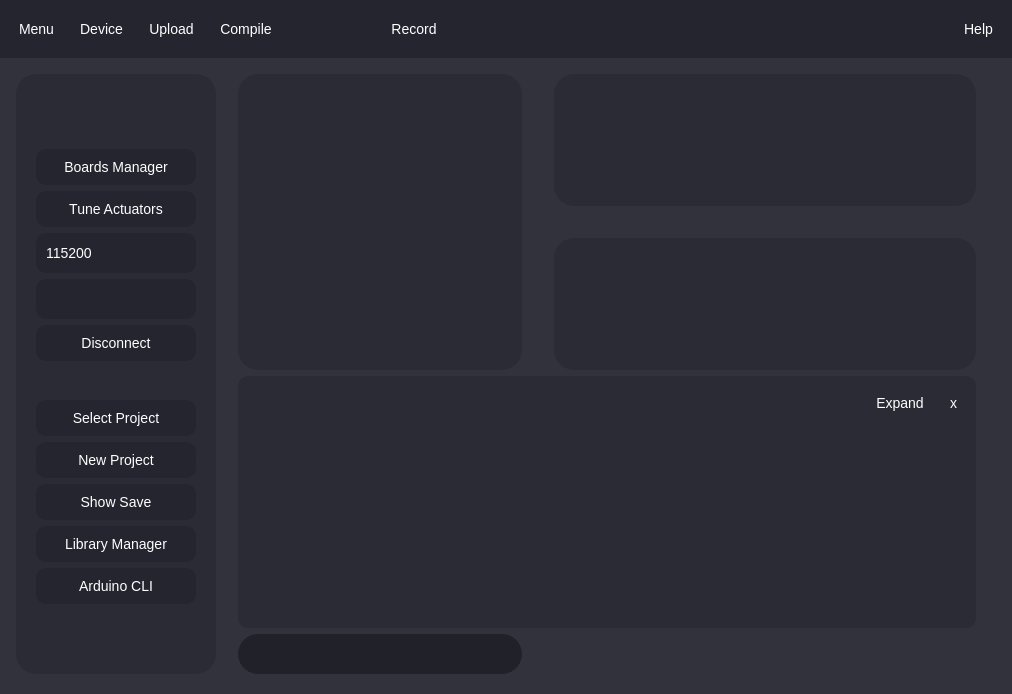
Above: Ui/GraphingUi.ui from OrionAerospaceYT/SideKick before the change. Below: the same form after it.
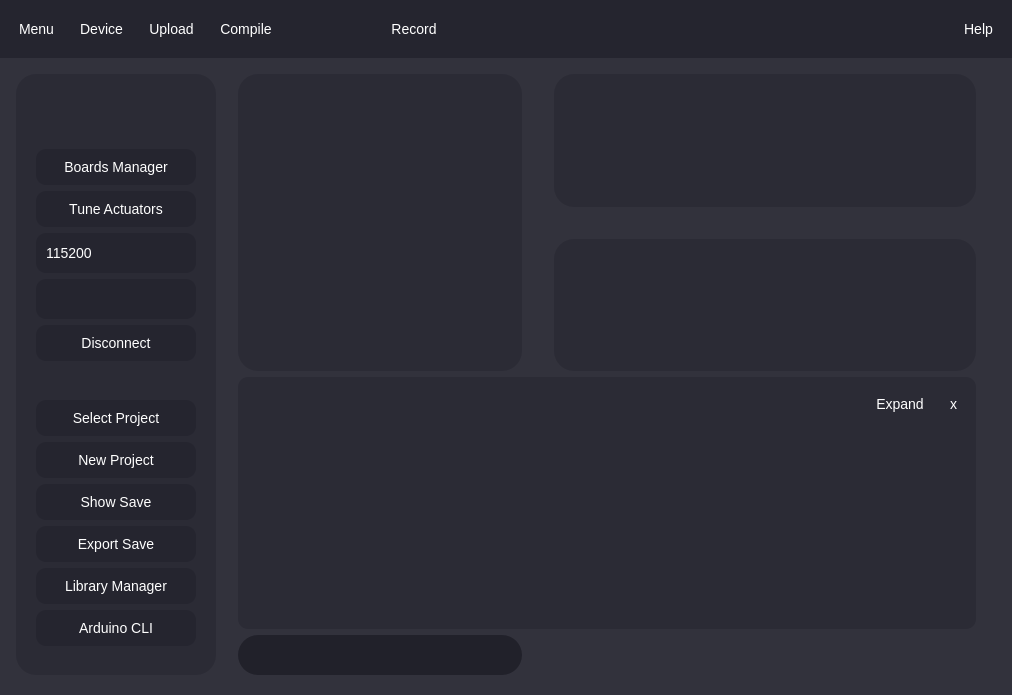
That is the form after the change. Icons and pictures are not drawn.

Patch:
```diff
--- a/Ui/GraphingUi.ui
+++ b/Ui/GraphingUi.ui
@@ -592,6 +592,13 @@
            </property>
           </widget>
          </item>
+         <item>
+          <widget class="QPushButton" name="export_save">
+           <property name="text">
+            <string>Export Save</string>
+           </property>
+          </widget>
+         </item>
          <item>
           <widget class="QPushButton" name="library_manager">
            <property name="text">
```
